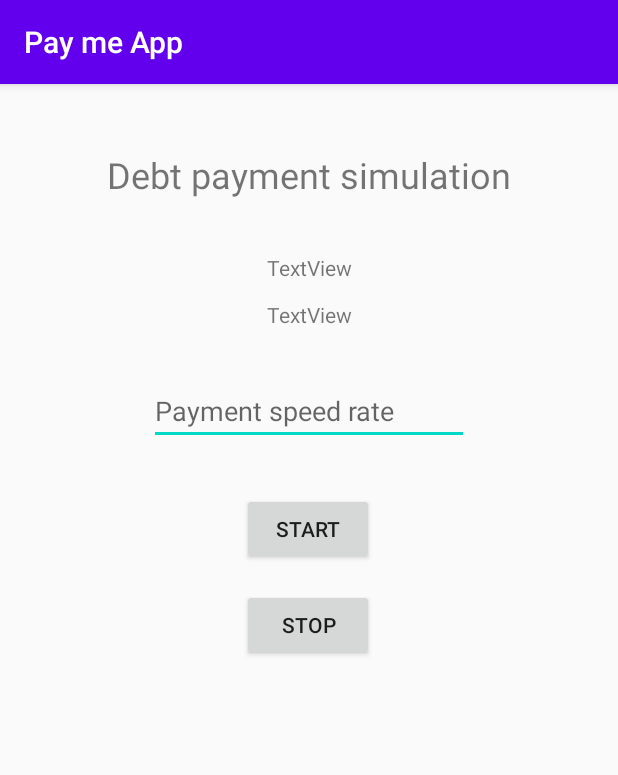
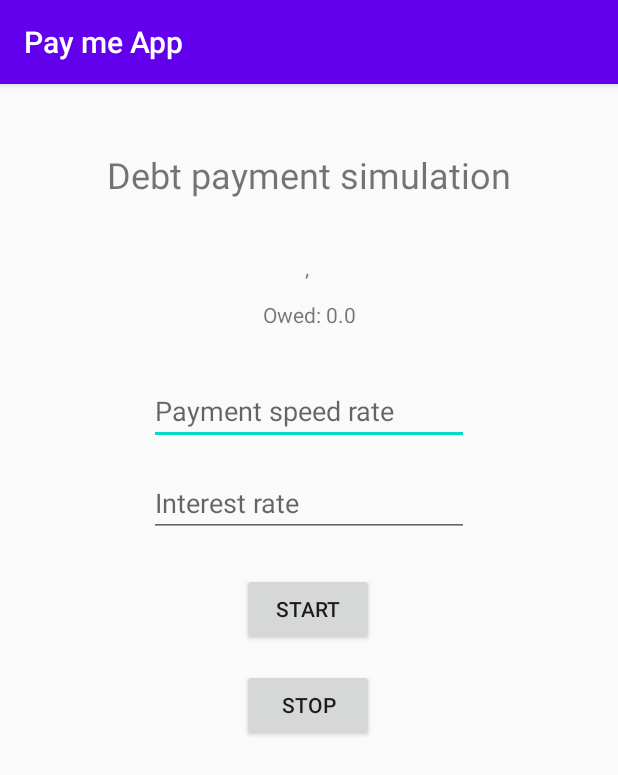
Before and after one commit to wgolanka/paymeapp, an Android app: the DebtPaymentSimulation screen opened directly, with no data from a screen before it, on a phone screen of 412 x 824 dp. Shown: the top 775 px of the screen. Run offline under Robolectric (Android 15) with nearby library versions, the phone set to English and light mode, and no system bars; 1 statement that could not run was skipped.

Commit message:
Implement start simulation for simulation screen

```diff
--- a/app/src/main/java/com/example/paymeapp/AddEditDebtorActivity.kt
+++ b/app/src/main/java/com/example/paymeapp/AddEditDebtorActivity.kt
@@ -45,6 +45,7 @@ class AddEditDebtorActivity : AppCompatActivity() {
 
     fun addNewDebtor(view: View) {
         //TODO do not add if already exist
+        //TODO when using back arrow also launch on cancel - or maybe remove cancel button at all?
 
         val debtorName: EditText = editTextName
         val debtorOwed: EditText = editTextOwed
--- a/app/src/main/java/com/example/paymeapp/MainActivity.kt
+++ b/app/src/main/java/com/example/paymeapp/MainActivity.kt
@@ -43,7 +43,9 @@ class MainActivity : AppCompatActivity() {
         })
 
         val addDebtor: Button = buttonAddDebtor
-        addDebtor.setOnClickListener { addDebtor() }
+        addDebtor.setOnClickListener {
+            addDebtor()
+        }
 
         adapter.onItemClick = { debtor ->
             editDebtor(debtor)
--- a/app/src/main/res/layout/activity_debt_payment_simulation.xml
+++ b/app/src/main/res/layout/activity_debt_payment_simulation.xml
@@ -42,24 +42,25 @@
         android:layout_width="wrap_content"
         android:layout_height="wrap_content"
         android:layout_marginTop="32dp"
+        android:autofillHints=""
         android:ems="10"
         android:hint="@string/payment_speed_rate"
-        android:inputType="number"
+        android:inputType="numberDecimal"
         app:layout_constraintEnd_toEndOf="parent"
         app:layout_constraintStart_toStartOf="parent"
-        app:layout_constraintTop_toBottomOf="@+id/editTextDebtorDebt"
-        android:autofillHints="" />
+        app:layout_constraintTop_toBottomOf="@+id/editTextDebtorDebt" />
 
     <Button
         android:id="@+id/buttonStart"
         android:layout_width="wrap_content"
         android:layout_height="wrap_content"
-        android:layout_marginTop="32dp"
+        android:layout_marginTop="24dp"
+        android:onClick="startSimulation"
         android:text="@string/start"
         app:layout_constraintEnd_toEndOf="parent"
         app:layout_constraintHorizontal_bias="0.498"
         app:layout_constraintStart_toStartOf="parent"
-        app:layout_constraintTop_toBottomOf="@+id/editTextPaySpeed" />
+        app:layout_constraintTop_toBottomOf="@+id/editTextInterestRate" />
 
     <Button
         android:id="@+id/buttonStop"
@@ -67,10 +68,24 @@
         android:layout_height="wrap_content"
         android:layout_marginTop="16dp"
         android:text="@string/stop"
+        android:onClick="stopSimulation"
         app:layout_constraintBottom_toBottomOf="parent"
         app:layout_constraintEnd_toEndOf="parent"
         app:layout_constraintHorizontal_bias="0.498"
         app:layout_constraintStart_toStartOf="parent"
         app:layout_constraintTop_toBottomOf="@+id/buttonStart"
         app:layout_constraintVertical_bias="0.0" />
+
+    <EditText
+        android:id="@+id/editTextInterestRate"
+        android:layout_width="wrap_content"
+        android:layout_height="wrap_content"
+        android:layout_marginTop="16dp"
+        android:ems="10"
+        android:hint="@string/interest_rate"
+        android:inputType="numberDecimal"
+        app:layout_constraintEnd_toEndOf="parent"
+        app:layout_constraintStart_toStartOf="parent"
+        app:layout_constraintTop_toBottomOf="@+id/editTextPaySpeed"
+        android:autofillHints="" />
 </androidx.constraintlayout.widget.ConstraintLayout>
--- a/app/src/main/res/values/strings.xml
+++ b/app/src/main/res/values/strings.xml
@@ -14,7 +14,7 @@
     <string name="no">No</string>
     <string name="cancel_question">Are you sure to cancel?</string>
     <string name="cancel_info">This debtor will NOT be saved</string>
-    <string name="enter_debtor_info">Please enter debtor name and sum owed</string>
+    <string name="enter_debtor_info">Please enter debtor name, phone number and sum owed</string>
     <string name="debt_too_small_info">Owed debt must be bigger then 0!</string>
     <string name="debtWithPln">%s PLN</string>
     <string name="textHoorayNoDebtors">Hooray! No debtors:)</string>
@@ -34,4 +34,5 @@
     <string name="payment_speed_rate">Payment speed rate</string>
     <string name="start">Start</string>
     <string name="stop">Stop</string>
+    <string name="interest_rate">Interest rate</string>
 </resources>
```
Also changed, not shown: app/src/main/java/com/example/paymeapp/DebtPaymentSimulation.kt (+68 -1 lines).
